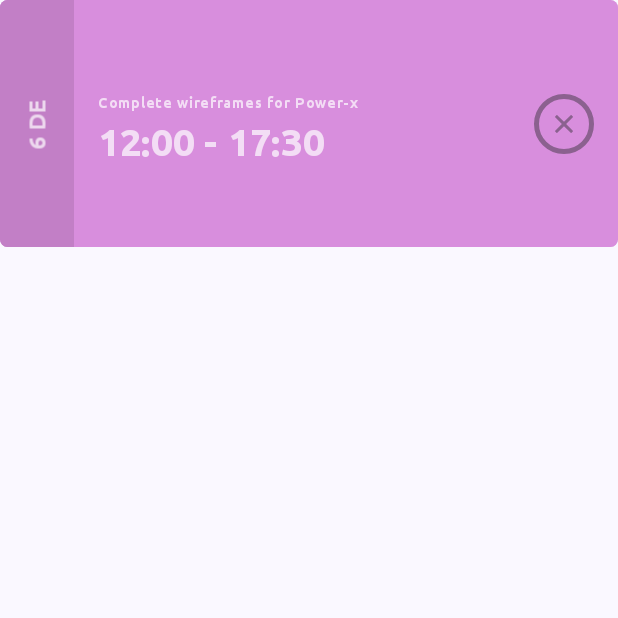
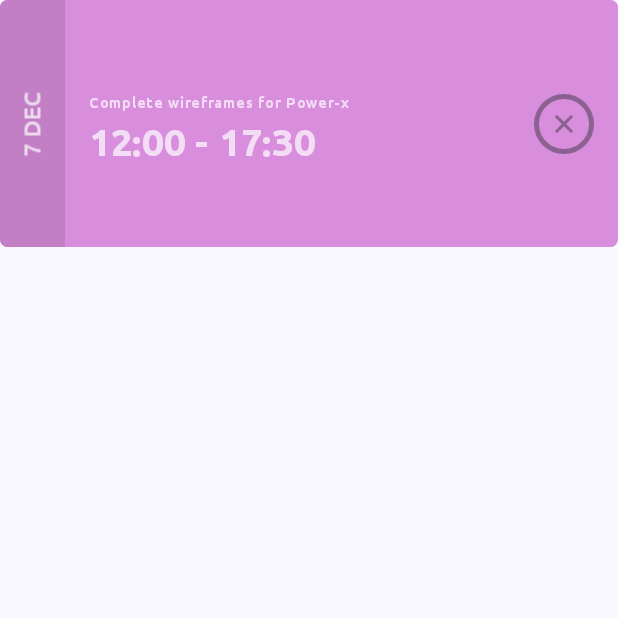
Before and after one commit to BRBXGIT/TodoList, an Android app built with Jetpack Compose: the composable TodoItem shown on its own in the app's theme, on a phone screen of 412 x 824 dp, the top half of it. Run offline under Robolectric (Android 15) with nearby library versions, the phone set to English and light mode, and no system bars.

Commit message:
todoItem composable function is ready

```diff
--- a/app/src/main/java/com/example/todolist/ui/main_screen/todo_item.kt
+++ b/app/src/main/java/com/example/todolist/ui/main_screen/todo_item.kt
@@ -30,6 +30,7 @@ import androidx.compose.ui.text.font.FontWeight
 import androidx.compose.ui.unit.dp
 import androidx.compose.ui.unit.sp
 import com.example.todolist.R
+import java.time.LocalDate
 
 @Composable
 fun TodoItem() {
@@ -40,6 +41,7 @@ fun TodoItem() {
         Font(R.font.ubuntu_medium, FontWeight.Medium),
     )
 
+    //Main row
     Row(
         modifier = Modifier
             .fillMaxWidth()
@@ -48,15 +50,15 @@ fun TodoItem() {
             .shadow(5.dp)
             .background(Color(0xFFD88EDD))
     ) {
+        //Box with date
         Box(
             modifier = Modifier
                 .fillMaxHeight()
-                .fillMaxWidth(0.12f)
                 .background(Color(0xFFC27FC6)),
             contentAlignment = Alignment.Center
         ) {
             Text(
-                text = "6 DE",
+                text = "7 DEC",
                 color = Color.White,
                 fontWeight = FontWeight.Bold,
                 fontFamily = fontFamily,
@@ -66,6 +68,7 @@ fun TodoItem() {
                     .alpha(0.7f)
             )
         }
+        //Row with to_do information
         Row(
             modifier = Modifier
                 .fillMaxSize()
```
